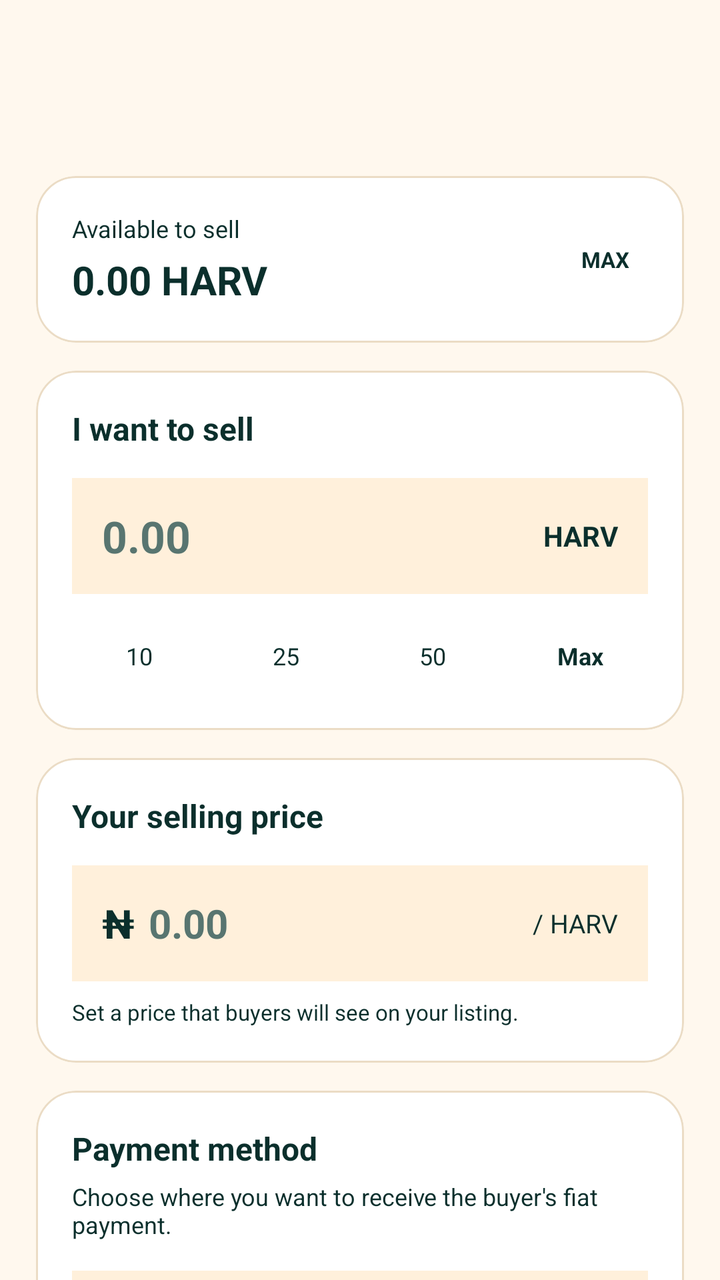
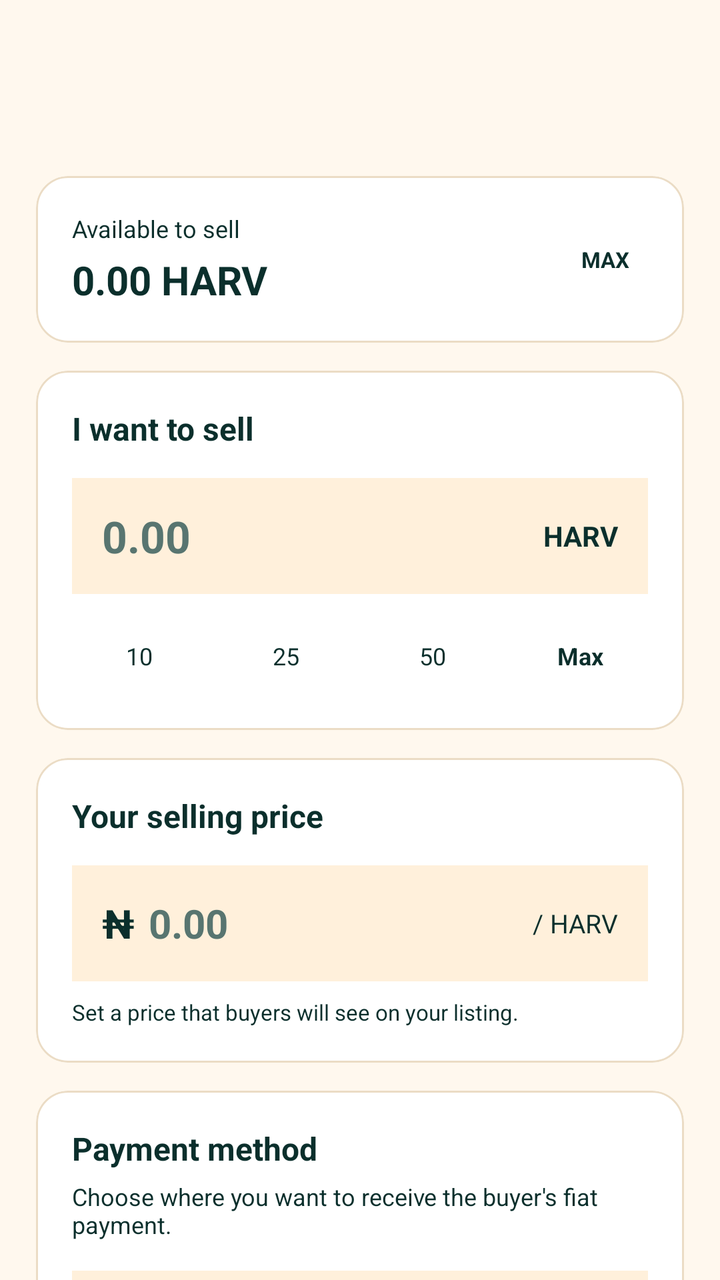

The first picture is an Android layout as it rendered before a commit; the second is the same layout after the commit. The layout source and the unified diff follow.
<!-- AndroidManifest.xml: application theme AppTheme -->
<!-- res/layout/p2p_sell_order.xml -->
<androidx.coordinatorlayout.widget.CoordinatorLayout
	xmlns:android="http://schemas.android.com/apk/res/android"
	xmlns:app="http://schemas.android.com/apk/res-auto"
	xmlns:tools="http://schemas.android.com/tools"
	android:id="@+id/_coordinator"
	android:layout_width="match_parent"
	android:layout_height="match_parent">
	<com.google.android.material.appbar.AppBarLayout
		android:id="@+id/_app_bar"
		android:layout_width="match_parent"
		android:layout_height="wrap_content"
		android:theme="@style/AppTheme.AppBarOverlay"
		app:elevation="0dp"
		android:stateListAnimator="@null">
		<androidx.appcompat.widget.Toolbar
			android:id="@+id/_toolbar"
			android:layout_width="match_parent"
			android:layout_height="?attr/actionBarSize"
			android:background="?attr/appBarColor"
			app:popupTheme="@style/AppTheme.PopupOverlay" />
	</com.google.android.material.appbar.AppBarLayout>
	<androidx.core.widget.NestedScrollView
		android:layout_width="match_parent"
		android:layout_height="match_parent"
		android:background="@color/colorP2pBg"
		android:fillViewport="true"
		android:clipToPadding="false"
		app:layout_behavior="@string/appbar_scrolling_view_behavior">
		<LinearLayout
			android:id="@+id/sell_order_root"
			android:layout_width="match_parent"
			android:layout_height="wrap_content"
			android:paddingTop="16dp"
			android:paddingBottom="36dp"
			android:orientation="vertical"
			android:paddingStart="18dp"
			android:paddingEnd="18dp">
			<com.google.android.material.card.MaterialCardView
				android:id="@+id/card_sell_available"
				android:layout_width="match_parent"
				android:layout_height="wrap_content"
				android:layout_marginTop="16dp"
				app:cardBackgroundColor="@color/colorP2pSurface"
				app:cardCornerRadius="20dp"
				app:cardElevation="0dp"
				app:strokeColor="@color/colorP2pBorder"
				app:strokeWidth="1dp">
				<LinearLayout
					android:id="@+id/linear193"
					android:layout_width="match_parent"
					android:layout_height="wrap_content"
					android:padding="18dp"
					android:gravity="center_vertical"
					android:orientation="horizontal">
					<LinearLayout
						android:id="@+id/linear194"
						android:layout_width="0dp"
						android:layout_height="wrap_content"
						android:orientation="vertical"
						android:layout_weight="1">
						<TextView
							android:id="@+id/textview111"
							android:layout_width="wrap_content"
							android:layout_height="wrap_content"
							android:text="Available to sell"
							android:textSize="12sp" />
						<TextView
							android:id="@+id/tv_sell_available_harv"
							android:layout_width="wrap_content"
							android:layout_height="wrap_content"
							android:layout_marginTop="4dp"
							android:text="0.00 HARV"
							android:textSize="20sp"
							android:textStyle="bold" />
					</LinearLayout>
					<TextView
						android:id="@+id/tv_sell_max_hint"
						android:layout_width="wrap_content"
						android:layout_height="wrap_content"
						android:padding="9dp"
						android:text="MAX"
						android:textSize="11sp"
						android:textStyle="bold" />
				</LinearLayout>
			</com.google.android.material.card.MaterialCardView>
			<com.google.android.material.card.MaterialCardView
				android:id="@+id/card_sell_amount"
				android:layout_width="match_parent"
				android:layout_height="wrap_content"
				android:layout_marginTop="14dp"
				app:cardBackgroundColor="@color/colorP2pSurface"
				app:cardCornerRadius="20dp"
				app:cardElevation="0dp"
				app:strokeColor="@color/colorP2pBorder"
				app:strokeWidth="1dp">
				<LinearLayout
					android:id="@+id/linear195"
					android:layout_width="match_parent"
					android:layout_height="wrap_content"
					android:padding="18dp"
					android:orientation="vertical">
					<TextView
						android:id="@+id/textview112"
						android:layout_width="wrap_content"
						android:layout_height="wrap_content"
						android:text="I want to sell"
						android:textSize="16sp"
						android:textStyle="bold" />
					<LinearLayout
						android:id="@+id/linear196"
						android:layout_width="match_parent"
						android:layout_height="58dp"
						android:layout_marginTop="14dp"
						android:background="@color/colorP2pSurfaceAlt"
						android:gravity="center_vertical"
						android:orientation="horizontal"
						android:paddingStart="15dp"
						android:paddingEnd="15dp">
						<EditText
							android:id="@+id/et_sell_amount"
							android:layout_width="0dp"
							android:layout_height="match_parent"
							android:background="@android:color/transparent"
							android:textSize="22sp"
							android:textStyle="bold"
							android:hint="0.00"
							android:inputType="numberDecimal"
							android:layout_weight="1"
							android:maxLines="1" />
						<TextView
							android:id="@+id/textview113"
							android:layout_width="wrap_content"
							android:layout_height="wrap_content"
							android:text="HARV"
							android:textSize="14sp"
							android:textStyle="bold" />
					</LinearLayout>
					<TextView
						android:id="@+id/tv_sell_amount_error"
						android:layout_width="match_parent"
						android:layout_height="wrap_content"
						android:layout_marginTop="7dp"
						android:textSize="11sp"
						android:visibility="gone" />
					<LinearLayout
						android:id="@+id/layout_sell_presets"
						android:layout_width="match_parent"
						android:layout_height="wrap_content"
						android:layout_marginTop="12dp"
						android:gravity="center_vertical"
						android:orientation="horizontal">
						<TextView
							android:id="@+id/tv_sell_preset_1"
							android:layout_width="0dp"
							android:layout_height="38dp"
							android:gravity="center_horizontal|center_vertical"
							android:text="10"
							android:textSize="12sp"
							android:layout_weight="1" />
						<TextView
							android:id="@+id/tv_sell_preset_2"
							android:layout_width="0dp"
							android:layout_height="38dp"
							android:gravity="center_horizontal|center_vertical"
							android:text="25"
							android:textSize="12sp"
							android:layout_weight="1"
							android:layout_marginStart="6dp" />
						<TextView
							android:id="@+id/tv_sell_preset_3"
							android:layout_width="0dp"
							android:layout_height="38dp"
							android:gravity="center_horizontal|center_vertical"
							android:text="50"
							android:textSize="12sp"
							android:layout_weight="1"
							android:layout_marginStart="6dp" />
						<TextView
							android:id="@+id/tv_sell_preset_max"
							android:layout_width="0dp"
							android:layout_height="38dp"
							android:gravity="center_horizontal|center_vertical"
							android:text="Max"
							android:textSize="12sp"
							android:textStyle="bold"
							android:layout_weight="1"
							android:layout_marginStart="6dp" />
					</LinearLayout>
				</LinearLayout>
			</com.google.android.material.card.MaterialCardView>
			<com.google.android.material.card.MaterialCardView
				android:id="@+id/card_sell_price"
				android:layout_width="match_parent"
				android:layout_height="wrap_content"
				android:layout_marginTop="14dp"
				app:cardBackgroundColor="@color/colorP2pSurface"
				app:cardCornerRadius="20dp"
				app:cardElevation="0dp"
				app:strokeColor="@color/colorP2pBorder"
				app:strokeWidth="1dp">
				<LinearLayout
					android:id="@+id/linear197"
					android:layout_width="match_parent"
					android:layout_height="wrap_content"
					android:padding="18dp"
					android:orientation="vertical">
					<TextView
						android:id="@+id/textview114"
						android:layout_width="wrap_content"
						android:layout_height="wrap_content"
						android:text="Your selling price"
						android:textSize="16sp"
						android:textStyle="bold" />
					<LinearLayout
						android:id="@+id/linear198"
						android:layout_width="match_parent"
						android:layout_height="58dp"
						android:layout_marginTop="14dp"
						android:background="@color/colorP2pSurfaceAlt"
						android:gravity="center_vertical"
						android:orientation="horizontal"
						android:paddingStart="15dp"
						android:paddingEnd="15dp">
						<TextView
							android:id="@+id/textview115"
							android:layout_width="wrap_content"
							android:layout_height="wrap_content"
							android:text="₦"
							android:textSize="20sp"
							android:textStyle="bold" />
						<EditText
							android:id="@+id/et_sell_price"
							android:layout_width="0dp"
							android:layout_height="match_parent"
							android:background="@android:color/transparent"
							android:textSize="20sp"
							android:textStyle="bold"
							android:hint="0.00"
							android:inputType="numberDecimal"
							android:layout_weight="1"
							android:layout_marginStart="7dp"
							android:maxLines="1" />
						<TextView
							android:id="@+id/textview116"
							android:layout_width="wrap_content"
							android:layout_height="wrap_content"
							android:text="/ HARV"
							android:textSize="13sp" />
					</LinearLayout>
					<TextView
						android:id="@+id/tv_sell_price_hint"
						android:layout_width="match_parent"
						android:layout_height="wrap_content"
						android:layout_marginTop="8dp"
						android:text="Set a price that buyers will see on your listing."
						android:textSize="11sp" />
				</LinearLayout>
			</com.google.android.material.card.MaterialCardView>
			<com.google.android.material.card.MaterialCardView
				android:id="@+id/card_sell_payment_method"
				android:layout_width="match_parent"
				android:layout_height="wrap_content"
				android:layout_marginTop="14dp"
				app:cardBackgroundColor="@color/colorP2pSurface"
				app:cardCornerRadius="20dp"
				app:cardElevation="0dp"
				app:strokeColor="@color/colorP2pBorder"
				app:strokeWidth="1dp">
				<LinearLayout
					android:id="@+id/linear199"
					android:layout_width="match_parent"
					android:layout_height="wrap_content"
					android:padding="18dp"
					android:orientation="vertical">
					<TextView
						android:id="@+id/textview117"
						android:layout_width="wrap_content"
						android:layout_height="wrap_content"
						android:text="Payment method"
						android:textSize="16sp"
						android:textStyle="bold" />
					<TextView
						android:id="@+id/tv_sell_payment_method_description"
						android:layout_width="match_parent"
						android:layout_height="wrap_content"
						android:layout_marginTop="5dp"
						android:text="Choose where you want to receive the buyer's fiat payment."
						android:textSize="12sp" />
					<LinearLayout
						android:id="@+id/layout_sell_payment_account"
						android:layout_width="match_parent"
						android:layout_height="wrap_content"
						android:layout_marginTop="15dp"
						android:padding="14dp"
						android:background="@color/colorP2pSurfaceAlt"
						android:gravity="center_vertical"
						android:orientation="horizontal">
						<LinearLayout
							android:id="@+id/linear200"
							android:layout_width="0dp"
							android:layout_height="wrap_content"
							android:orientation="vertical"
							android:layout_weight="1">
							<TextView
								android:id="@+id/tv_sell_bank_name"
								android:layout_width="wrap_content"
								android:layout_height="wrap_content"
								android:text="Select payment account"
								android:textSize="14sp"
								android:textStyle="bold" />
							<TextView
								android:id="@+id/tv_sell_account_preview"
								android:layout_width="wrap_content"
								android:layout_height="wrap_content"
								android:layout_marginTop="4dp"
								android:text="No account selected"
								android:textSize="12sp" />
						</LinearLayout>
						<TextView
							android:id="@+id/tv_sell_change_account"
							android:layout_width="wrap_content"
							android:layout_height="wrap_content"
							android:text="CHANGE"
							android:textSize="10sp"
							android:textStyle="bold" />
					</LinearLayout>
				</LinearLayout>
			</com.google.android.material.card.MaterialCardView>
			<com.google.android.material.card.MaterialCardView
				android:id="@+id/card_sell_preview"
				android:layout_width="match_parent"
				android:layout_height="wrap_content"
				android:layout_marginTop="14dp"
				app:cardBackgroundColor="@color/colorP2pSurface"
				app:cardCornerRadius="20dp"
				app:cardElevation="0dp"
				app:strokeColor="@color/colorP2pBorder"
				app:strokeWidth="1dp">
				<LinearLayout
					android:id="@+id/linear201"
					android:layout_width="match_parent"
					android:layout_height="wrap_content"
					android:padding="18dp"
					android:orientation="vertical">
					<TextView
						android:id="@+id/textview118"
						android:layout_width="wrap_content"
						android:layout_height="wrap_content"
						android:text="Order preview"
						android:textSize="16sp"
						android:textStyle="bold" />
					<LinearLayout
						android:id="@+id/linear202"
						android:layout_width="match_parent"
						android:layout_height="wrap_content"
						android:layout_marginTop="17dp"
						android:orientation="horizontal">
						<TextView
							android:id="@+id/textview119"
							android:layout_width="0dp"
							android:layout_height="wrap_content"
							android:text="HARV amount"
							android:textSize="13sp"
							android:layout_weight="1" />
						<TextView
							android:id="@+id/tv_sell_preview_harv"
							android:layout_width="wrap_content"
							android:layout_height="wrap_content"
							android:text="0.00 HARV"
							android:textSize="13sp"
							android:textStyle="bold" />
					</LinearLayout>
					<LinearLayout
						android:id="@+id/linear203"
						android:layout_width="match_parent"
						android:layout_height="wrap_content"
						android:layout_marginTop="10dp"
						android:orientation="horizontal">
						<TextView
							android:id="@+id/textview120"
							android:layout_width="0dp"
							android:layout_height="wrap_content"
							android:text="Unit price"
							android:textSize="13sp"
							android:layout_weight="1" />
						<TextView
							android:id="@+id/tv_sell_preview_price"
							android:layout_width="wrap_content"
							android:layout_height="wrap_content"
							android:text="₦0.00 / HARV"
							android:textSize="13sp" />
					</LinearLayout>
					<LinearLayout
						android:id="@+id/linear204"
						android:layout_width="match_parent"
						android:layout_height="wrap_content"
						android:layout_marginTop="10dp"
						android:orientation="horizontal">
						<TextView
							android:id="@+id/textview121"
							android:layout_width="0dp"
							android:layout_height="wrap_content"
							android:text="Gross fiat value"
							android:textSize="13sp"
							android:layout_weight="1" />
						<TextView
							android:id="@+id/tv_sell_preview_gross"
							android:layout_width="wrap_content"
							android:layout_height="wrap_content"
							android:text="₦0.00"
							android:textSize="13sp" />
					</LinearLayout>
					<LinearLayout
						android:id="@+id/row_sell_preview_fee"
						android:layout_width="match_parent"
						android:layout_height="wrap_content"
						android:layout_marginTop="10dp"
						android:orientation="horizontal">
						<TextView
							android:id="@+id/textview122"
							android:layout_width="0dp"
							android:layout_height="wrap_content"
							android:text="Maker fee"
							android:textSize="13sp"
							android:layout_weight="1" />
						<TextView
							android:id="@+id/tv_sell_preview_fee"
							android:layout_width="wrap_content"
							android:layout_height="wrap_content"
							android:text="Calculated automatically"
							android:textSize="12sp" />
					</LinearLayout>
					<View
						android:id="@+id/view205"
						android:layout_width="match_parent"
						android:layout_height="1dp"
						android:layout_marginTop="16dp"
						android:background="@color/colorP2pBorder" />
					<LinearLayout
						android:id="@+id/linear206"
						android:layout_width="match_parent"
						android:layout_height="wrap_content"
						android:layout_marginTop="14dp"
						android:orientation="horizontal">
						<TextView
							android:id="@+id/textview123"
							android:layout_width="0dp"
							android:layout_height="wrap_content"
							android:text="Expected fiat"
							android:textSize="13sp"
							android:layout_weight="1" />
						<TextView
							android:id="@+id/tv_sell_preview_receive"
							android:layout_width="wrap_content"
							android:layout_height="wrap_content"
							android:text="₦0.00"
							android:textSize="17sp"
							android:textStyle="bold" />
					</LinearLayout>
				</LinearLayout>
			</com.google.android.material.card.MaterialCardView>
			<com.google.android.material.card.MaterialCardView
				android:id="@+id/card_sell_conditions"
				android:layout_width="match_parent"
				android:layout_height="wrap_content"
				android:layout_marginTop="14dp"
				app:cardBackgroundColor="@color/colorP2pSurface"
				app:cardCornerRadius="20dp"
				app:cardElevation="0dp"
				app:strokeColor="@color/colorP2pBorder"
				app:strokeWidth="1dp">
				<LinearLayout
					android:id="@+id/linear207"
					android:layout_width="match_parent"
					android:layout_height="wrap_content"
					android:padding="18dp"
					android:orientation="vertical">
					<TextView
						android:id="@+id/textview124"
						android:layout_width="wrap_content"
						android:layout_height="wrap_content"
						android:text="Selling conditions"
						android:textSize="16sp"
						android:textStyle="bold" />
					<TextView
						android:id="@+id/tv_sell_condition_limits"
						android:layout_width="match_parent"
						android:layout_height="wrap_content"
						android:layout_marginTop="12dp"
						android:text="Minimum order: 0 HARV\nMaximum order: 0 HARV"
						android:textSize="12sp"
						android:lineSpacingExtra="4dp" />
					<TextView
						android:id="@+id/tv_sell_condition_window"
						android:layout_width="match_parent"
						android:layout_height="wrap_content"
						android:layout_marginTop="9dp"
						android:text="Payment window: 30 minutes"
						android:textSize="12sp" />
				</LinearLayout>
			</com.google.android.material.card.MaterialCardView>
			<com.google.android.material.card.MaterialCardView
				android:id="@+id/card_sell_protection"
				android:layout_width="match_parent"
				android:layout_height="wrap_content"
				android:layout_marginTop="14dp"
				app:cardBackgroundColor="@color/colorP2pSurface"
				app:cardCornerRadius="18dp"
				app:cardElevation="0dp"
				app:strokeColor="@color/colorP2pAccent"
				app:strokeWidth="1dp">
				<LinearLayout
					android:id="@+id/linear208"
					android:layout_width="match_parent"
					android:layout_height="wrap_content"
					android:padding="16dp"
					android:orientation="horizontal">
					<TextView
						android:id="@+id/textview125"
						android:layout_width="32dp"
						android:layout_height="32dp"
						android:gravity="center_horizontal|center_vertical"
						android:text="✓"
						android:textSize="17sp"
						android:textStyle="bold" />
					<LinearLayout
						android:id="@+id/linear209"
						android:layout_width="0dp"
						android:layout_height="wrap_content"
						android:orientation="vertical"
						android:layout_weight="1"
						android:layout_marginStart="10dp">
						<TextView
							android:id="@+id/textview126"
							android:layout_width="wrap_content"
							android:layout_height="wrap_content"
							android:text="Protected by blockchain escrow"
							android:textSize="13sp"
							android:textStyle="bold" />
						<TextView
							android:id="@+id/tv_sell_protection_description"
							android:layout_width="match_parent"
							android:layout_height="wrap_content"
							android:layout_marginTop="4dp"
							android:text="When a trade is created, the required HARV is secured through the escrow process before the transaction proceeds."
							android:textSize="11sp"
							android:lineSpacingExtra="2dp" />
					</LinearLayout>
				</LinearLayout>
			</com.google.android.material.card.MaterialCardView>
			<com.google.android.material.button.MaterialButton
				android:id="@+id/btn_create_sell_order"
				android:layout_width="match_parent"
				android:layout_height="56dp"
				android:layout_marginTop="18dp"
				android:text="Create Sell Order"
				android:textSize="15sp"
				android:textStyle="bold"
				android:textAllCaps="false"
				app:backgroundTint="@color/colorP2pAccent"
				app:cornerRadius="16dp" />
			<TextView
				android:id="@+id/tv_sell_order_note"
				android:layout_width="match_parent"
				android:layout_height="wrap_content"
				android:layout_marginTop="9dp"
				android:gravity="center_horizontal|center_vertical"
				android:text="Your order will become available to eligible buyers after validation."
				android:textSize="11sp" />
		</LinearLayout>
	</androidx.core.widget.NestedScrollView>
</androidx.coordinatorlayout.widget.CoordinatorLayout>
<!-- resources referenced by this layout -->
<resources>
  <color name="colorP2pAccent">#0B5F57</color>
  <color name="colorP2pBg">#FFF8EE</color>
  <color name="colorP2pBorder">#EBDCC5</color>
  <color name="colorP2pSurface">#FFFFFF</color>
  <color name="colorP2pSurfaceAlt">#FFF0DB</color>
  <style name="AppTheme.AppBarOverlay" parent="ThemeOverlay.MaterialComponents.Light">
          
          <item name="android:textColorPrimary">?attr/onAppBarColor</item>
          <item name="android:textColorSecondary">?attr/onAppBarColor</item>
          <item name="colorControlNormal">?attr/onAppBarColor</item>
          <item name="colorOnSurface">?attr/onAppBarColor</item>
      </style>
  <style name="AppTheme.PopupOverlay" parent="ThemeOverlay.MaterialComponents.Light">
          <item name="popupMenuStyle">@style/HarvanaPopupMenu</item>
          <item name="actionOverflowMenuStyle">@style/HarvanaPopupMenu</item>
      </style>
  <style name="HarvanaPopupMenu" parent="Widget.MaterialComponents.PopupMenu">
          <item name="android:popupBackground">@drawable/bg_popup_menu</item>
          <item name="android:popupElevation">10dp</item>
      </style>
  <style name="HarvanaSpinner" parent="Widget.AppCompat.Spinner">
          <item name="android:popupBackground">@color/colorSurface</item>
          <item name="android:dropDownSelector">@color/colorAccentRipple</item>
      </style>
  <!-- drawable ic_nav_back (drawable) -->
  <?xml version="1.0" encoding="utf-8"?>
  <vector xmlns:android="http://schemas.android.com/apk/res/android"
      android:width="24dp" android:height="24dp" android:viewportWidth="24" android:viewportHeight="24"
      android:autoMirrored="true"
      android:tint="?attr/colorControlNormal">
      <path android:fillColor="#FFFFFFFF" android:pathData="M20,11H7.83l5.59,-5.59L12,4l-8,8 8,8 1.41,-1.41L7.83,13H20v-2z" />
  </vector>
  <style name="HarvanaTextView" parent="android:Widget.TextView">
          <item name="android:textColor">@color/colorTextPrimary</item>
      </style>
  <color name="colorBackground">#FFF8EE</color>
  <color name="colorTextPrimary">#0B2F2C</color>
  <color name="colorAccent">#0B5F57</color>
  <color name="colorTextOnAccent">#FFFFFF</color>
  <color name="colorAccentDark">#084A44</color>
  <color name="colorError">#C8443F</color>
  <color name="colorTextPrimaryWhite">#FFFFFF</color>
  <color name="colorControlNormal">#587570</color>
  <color name="colorAccentRipple">#1A0B5F57</color>
  <color name="colorAccentStroke">#330B5F57</color>
  <color name="colorAccentStrong">#053D3A</color>
  <color name="colorSurface">#FFFFFF</color>
  <color name="colorTextSecondary">#3F5F5A</color>
  <color name="colorTextTertiary">#587570</color>
  <!-- drawable bg_popup_menu (drawable) -->
  <?xml version="1.0" encoding="utf-8"?>
  <shape xmlns:android="http://schemas.android.com/apk/res/android" android:shape="rectangle">
      <solid android:color="@color/colorPopupSurface" />
      <stroke android:width="1dp" android:color="@color/colorCardStroke" />
      <corners android:radius="14dp" />
  </shape>
  <style name="HarvanaDialogButton" parent="Widget.MaterialComponents.Button.TextButton.Dialog">
          <item name="android:textColor">@color/colorAccent</item>
          <item name="android:minHeight">48dp</item>
      </style>
  <style name="HarvanaBottomSheetStyle" parent="Widget.MaterialComponents.BottomSheet.Modal">
          <item name="backgroundTint">?attr/colorSurface</item>
          <item name="shapeAppearanceOverlay">@style/HarvanaBottomSheetShape</item>
      </style>
  <color name="colorPopupSurface">#F6E9D2</color>
  <color name="colorCardStroke">#EBDCC5</color>
  <style name="HarvanaBottomSheetShape" parent="">
          <item name="cornerFamily">rounded</item>
          <item name="cornerSizeTopLeft">20dp</item>
          <item name="cornerSizeTopRight">20dp</item>
          <item name="cornerSizeBottomLeft">0dp</item>
          <item name="cornerSizeBottomRight">0dp</item>
      </style>
  <!-- unchanged entries left out for length: 5 -->
</resources>

<!-- the commit's change to res/layout/p2p_sell_order.xml (unified diff, before → after) -->
@@ -40,8 +40,8 @@
 				android:layout_width="match_parent"
 				android:layout_height="wrap_content"
 				android:layout_marginTop="16dp"
-				app:cardBackgroundColor="@color/colorP2pSurface"
-				app:cardCornerRadius="20dp"
+				app:cardBackgroundColor="@color/colorSurface"
+				app:cardCornerRadius="16dp"
 				app:cardElevation="0dp"
 				app:strokeColor="@color/colorP2pBorder"
 				app:strokeWidth="1dp">
@@ -88,8 +88,8 @@
 				android:layout_width="match_parent"
 				android:layout_height="wrap_content"
 				android:layout_marginTop="14dp"
-				app:cardBackgroundColor="@color/colorP2pSurface"
-				app:cardCornerRadius="20dp"
+				app:cardBackgroundColor="@color/colorSurface"
+				app:cardCornerRadius="16dp"
 				app:cardElevation="0dp"
 				app:strokeColor="@color/colorP2pBorder"
 				app:strokeWidth="1dp">
@@ -193,8 +193,8 @@
 				android:layout_width="match_parent"
 				android:layout_height="wrap_content"
 				android:layout_marginTop="14dp"
-				app:cardBackgroundColor="@color/colorP2pSurface"
-				app:cardCornerRadius="20dp"
+				app:cardBackgroundColor="@color/colorSurface"
+				app:cardCornerRadius="16dp"
 				app:cardElevation="0dp"
 				app:strokeColor="@color/colorP2pBorder"
 				app:strokeWidth="1dp">
@@ -261,8 +261,8 @@
 				android:layout_width="match_parent"
 				android:layout_height="wrap_content"
 				android:layout_marginTop="14dp"
-				app:cardBackgroundColor="@color/colorP2pSurface"
-				app:cardCornerRadius="20dp"
+				app:cardBackgroundColor="@color/colorSurface"
+				app:cardCornerRadius="16dp"
 				app:cardElevation="0dp"
 				app:strokeColor="@color/colorP2pBorder"
 				app:strokeWidth="1dp">
@@ -331,8 +331,8 @@
 				android:layout_width="match_parent"
 				android:layout_height="wrap_content"
 				android:layout_marginTop="14dp"
-				app:cardBackgroundColor="@color/colorP2pSurface"
-				app:cardCornerRadius="20dp"
+				app:cardBackgroundColor="@color/colorSurface"
+				app:cardCornerRadius="16dp"
 				app:cardElevation="0dp"
 				app:strokeColor="@color/colorP2pBorder"
 				app:strokeWidth="1dp">
@@ -464,8 +464,8 @@
 				android:layout_width="match_parent"
 				android:layout_height="wrap_content"
 				android:layout_marginTop="14dp"
-				app:cardBackgroundColor="@color/colorP2pSurface"
-				app:cardCornerRadius="20dp"
+				app:cardBackgroundColor="@color/colorSurface"
+				app:cardCornerRadius="16dp"
 				app:cardElevation="0dp"
 				app:strokeColor="@color/colorP2pBorder"
 				app:strokeWidth="1dp">
@@ -504,8 +504,8 @@
 				android:layout_width="match_parent"
 				android:layout_height="wrap_content"
 				android:layout_marginTop="14dp"
-				app:cardBackgroundColor="@color/colorP2pSurface"
-				app:cardCornerRadius="18dp"
+				app:cardBackgroundColor="@color/colorSurface"
+				app:cardCornerRadius="16dp"
 				app:cardElevation="0dp"
 				app:strokeColor="@color/colorP2pAccent"
 				app:strokeWidth="1dp">
<!-- resource entries referenced after the edit -->
@@ -1,10 +1,9 @@
 <!-- resources referenced by this layout -->
 <resources>
-  <color name="colorP2pAccent">#0B5F57</color>
-  <color name="colorP2pBg">#FFF8EE</color>
-  <color name="colorP2pBorder">#EBDCC5</color>
-  <color name="colorP2pSurface">#FFFFFF</color>
-  <color name="colorP2pSurfaceAlt">#FFF0DB</color>
+  <color name="colorP2pAccent">@color/colorAccent</color>
+  <color name="colorP2pBg">@color/colorBackground</color>
+  <color name="colorP2pBorder">@color/colorCardStroke</color>
+  <color name="colorP2pSurfaceAlt">@color/colorSurfaceAlt</color>
   <style name="AppTheme.AppBarOverlay" parent="ThemeOverlay.MaterialComponents.Light">
           
           <item name="android:textColorPrimary">?attr/onAppBarColor</item>
@@ -64,8 +63,9 @@
           <item name="backgroundTint">?attr/colorSurface</item>
           <item name="shapeAppearanceOverlay">@style/HarvanaBottomSheetShape</item>
       </style>
-  <color name="colorPopupSurface">#F6E9D2</color>
+  <color name="colorPopupSurface">@color/colorSurface</color>
   <color name="colorCardStroke">#EBDCC5</color>
+  <color name="colorSurfaceAlt">#FFF0DB</color>
   <style name="HarvanaBottomSheetShape" parent="">
           <item name="cornerFamily">rounded</item>
           <item name="cornerSizeTopLeft">20dp</item>
